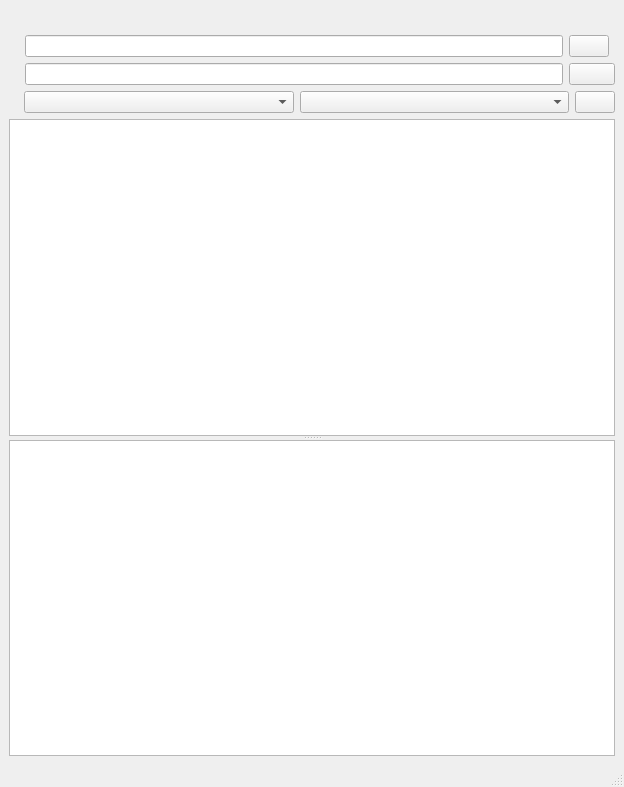
Before: the Qt Designer form src/grooveoff/MainWindow.ui in gcala/grooveoff, drawn with Qt 5.
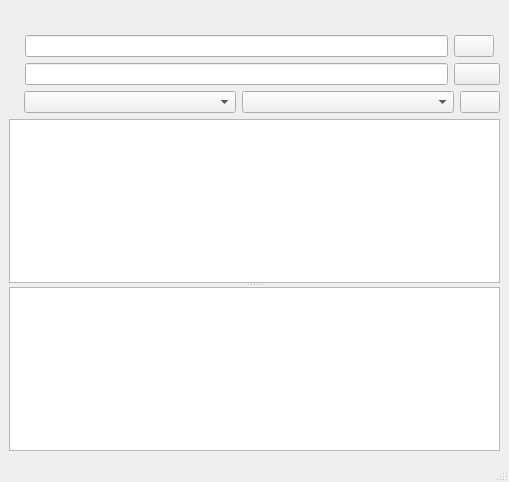
After: the same form once the commit is applied. Custom widgets are drawn as their Qt base class.

Commit message: New layout: Mini Player

```diff
--- a/src/grooveoff/MainWindow.ui
+++ b/src/grooveoff/MainWindow.ui
@@ -6,8 +6,8 @@
    <rect>
     <x>0</x>
     <y>0</y>
-    <width>624</width>
-    <height>787</height>
+    <width>509</width>
+    <height>482</height>
    </rect>
   </property>
   <property name="windowTitle">
@@ -16,6 +16,12 @@
   <widget class="QWidget" name="centralwidget">
    <layout class="QVBoxLayout" name="verticalLayout">
     <item>
+     <widget class="QWidget" name="searchWidgets" native="true">
+      <layout class="QVBoxLayout" name="verticalLayout_2">
+       <property name="margin">
+        <number>0</number>
+       </property>
+       <item>
      <layout class="QHBoxLayout" name="horizontalLayout">
       <property name="leftMargin">
        <number>2</number>
@@ -198,6 +204,9 @@
       </layout>
      </widget>
     </item>
+      </layout>
+     </widget>
+    </item>
     <item>
      <widget class="QSplitter" name="splitter">
       <property name="orientation">
```
Left out of the diff: 2 changed lines with no effect on the pictures. Lines whose indentation alone changed are shown as unchanged. The commit also changes 3 other files.
